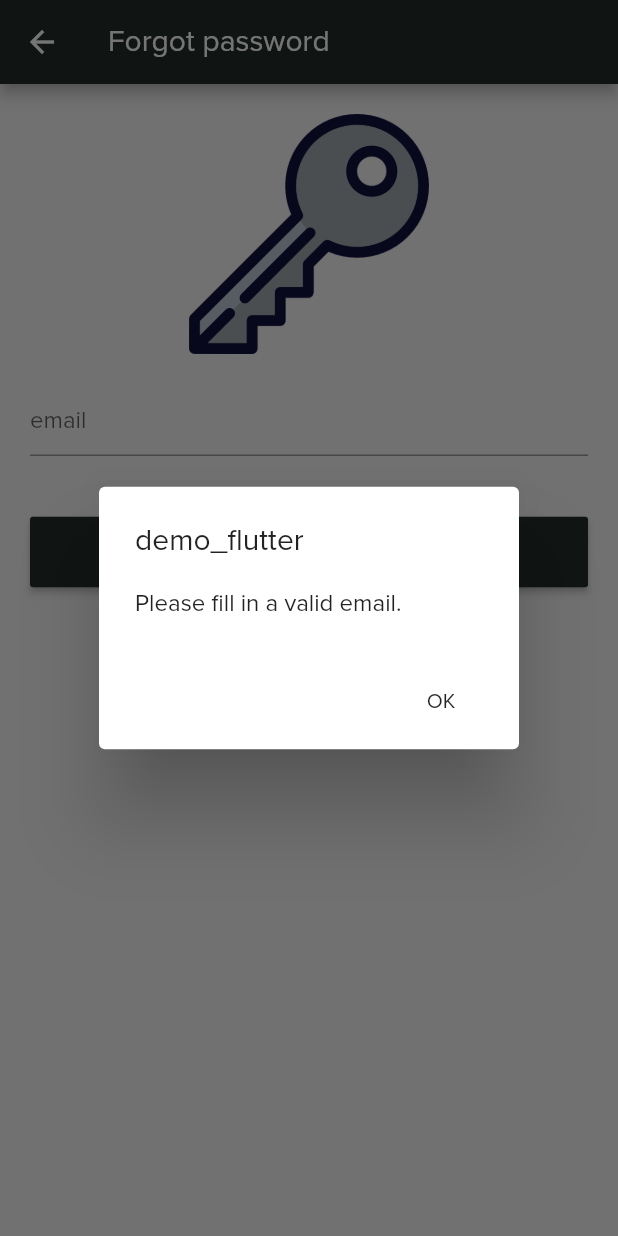
After one commit to Notificare/notificare-flutter-hybrid, a Flutter app: the ForgotPassword screen opened directly, after a tap on "RECOVER PASSWORD", on a phone screen of 412 x 824 dp. The commit adds this screen. Run offline on Flutter 3.47's test engine with Material 2 defaults, Android fonts, the phone set to English and light mode, and no system bars; our stand-ins replace google_maps_flutter, location, package_info, shared_preferences, timeago, webview_flutter; missing offline and left inert: flutter_email_sender, location_permissions, notificare_push_lib; accounts and stored records are empty; statements that could not run were skipped.

Commit message:
Add forgot password page

```diff
--- a/lib/main.dart
+++ b/lib/main.dart
@@ -81,6 +81,7 @@ class _MyAppState extends State<MyApp> {
         '/regions': (context) => Regions(),
         '/settings': (context) => Settings(),
         '/storage': (context) => Storage(),
+        '/forgot-password': (context) => ForgotPassword(),
       },
     );
   }
--- /dev/null
+++ b/lib/ui/forgot_password.dart
@@ -0,0 +1,126 @@
+import 'package:demo_flutter/theme/notificare_colors.dart';
+import 'package:flutter/material.dart';
+import 'package:notificare_push_lib/notificare_push_lib.dart';
+import 'package:package_info/package_info.dart';
+
+class ForgotPassword extends StatefulWidget {
+  @override
+  State<StatefulWidget> createState() => _ForgotPassword();
+}
+
+class _ForgotPassword extends State<ForgotPassword> {
+  final _notificare = NotificarePushLib();
+  final _emailTextController = TextEditingController();
+
+  bool _isLoading = false;
+  String _email = '';
+
+  @override
+  Widget build(BuildContext context) {
+    return Scaffold(
+      appBar: AppBar(
+        title: Text('Forgot password'),
+      ),
+      body: Stack(
+        alignment: AlignmentDirectional.center,
+        children: <Widget>[
+          Visibility(
+            visible: _isLoading,
+            child: Center(
+              child: CircularProgressIndicator(),
+            ),
+          ),
+          Visibility(
+            visible: !_isLoading,
+            child: SingleChildScrollView(
+              child: Column(
+                crossAxisAlignment: CrossAxisAlignment.stretch,
+                children: <Widget>[
+                  Padding(padding: EdgeInsets.only(top: 20)),
+                  Image.asset(
+                    'assets/images/key.png',
+                    height: 160,
+                  ),
+                  Container(
+                    padding: EdgeInsets.all(20),
+                    child: TextField(
+                      controller: _emailTextController,
+                      decoration: InputDecoration(hintText: 'email'),
+                      keyboardType: TextInputType.emailAddress,
+                      onChanged: (value) => _email = value,
+                      onSubmitted: (_) => _onRecoverPasswordPressed(),
+                    ),
+                  ),
+                  Container(
+                    padding: EdgeInsets.all(20),
+                    child: ConstrainedBox(
+                      constraints: BoxConstraints(minWidth: double.infinity),
+                      child: RaisedButton(
+                        color: NotificareColors.outerSpace,
+                        textColor: Colors.white,
+                        padding: EdgeInsets.all(15),
+                        child: Text('Recover password'.toUpperCase()),
+                        onPressed: _onRecoverPasswordPressed,
+                      ),
+                    ),
+                  ),
+                ],
+              ),
+            ),
+          )
+        ],
+      ),
+    );
+  }
+
+  Future<void> _onRecoverPasswordPressed() async {
+    if (_email == null || _email.isEmpty || !_email.contains('@')) {
+      await _showAlertDialog('Please fill in a valid email.');
+      return;
+    }
+
+    setState(() {
+      _isLoading = true;
+    });
+
+    try {
+      await _notificare.sendPassword(_email);
+      await _showAlertDialog(
+        'Account found. Please check your mailbox for more information.',
+        onOkPressed: () => Navigator.of(context).pop(),
+      );
+    } catch (err) {
+      await _showAlertDialog(err.message);
+
+      setState(() {
+        _isLoading = false;
+      });
+    }
+  }
+
+  Future<void> _showAlertDialog(String message,
+      {VoidCallback onOkPressed}) async {
+    final packageInfo = await PackageInfo.fromPlatform();
+
+    await showDialog(
+      context: context,
+      builder: (_) => AlertDialog(
+        title: Text(packageInfo.appName),
+        content: Text(message),
+        actions: <Widget>[
+          FlatButton(
+            child: Text('OK'),
+            onPressed: () {
+              // Dismiss dialog
+              Navigator.of(context).pop();
+
+              if (onOkPressed != null) {
+                onOkPressed();
+              }
+            },
+          ),
+        ],
+      ),
+    );
+  }
+}
```
Also changed, not shown: assets/images/key.png (added).
